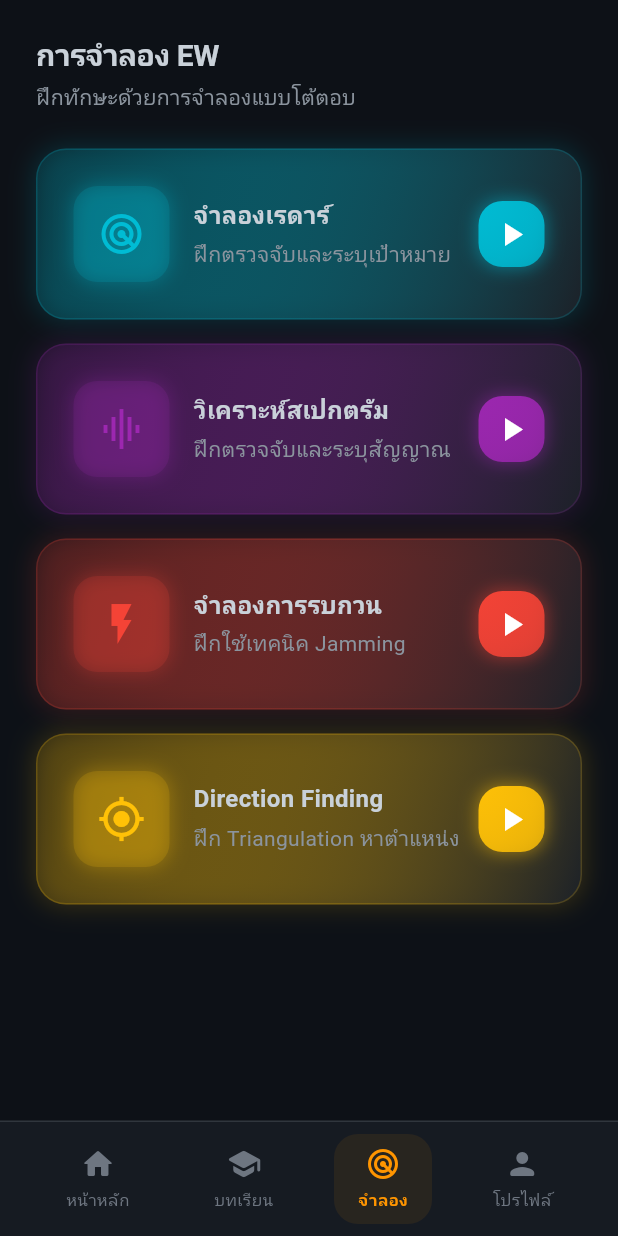
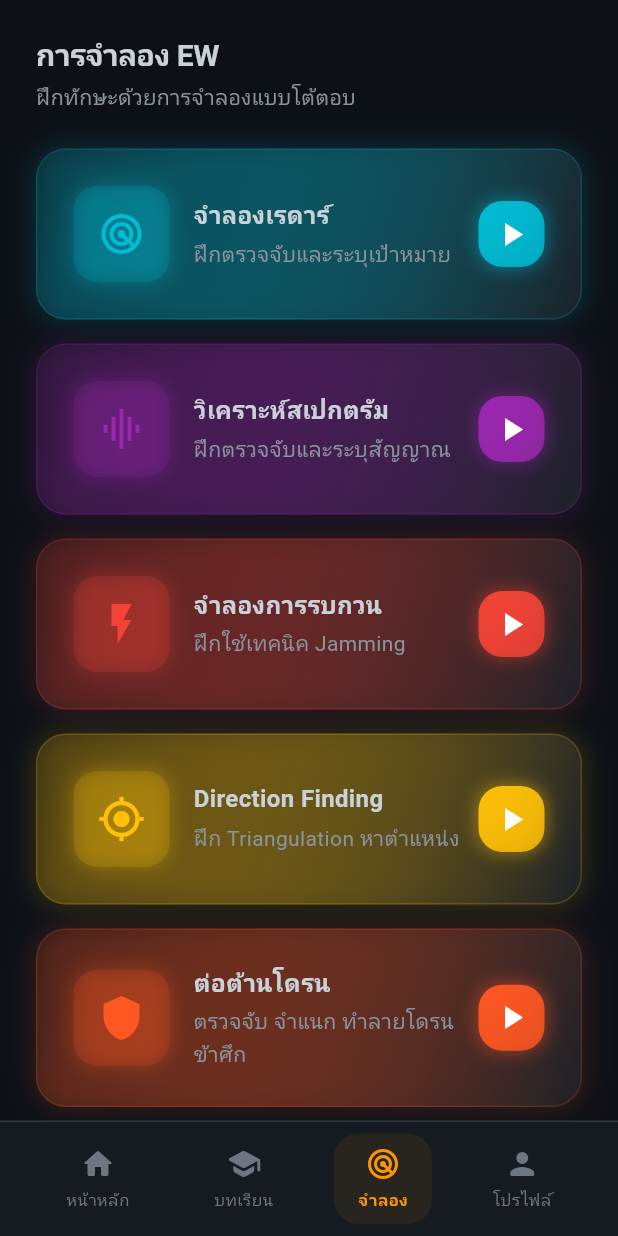
Before and after one commit to saisansan11/signal-nco-ew, a Flutter app: the HomeScreen screen opened directly, item 3 of the bottom bar chosen, on a phone screen of 412 x 824 dp. Run offline on Flutter 3.47's test engine with Material 3 defaults, Android fonts, the phone set to English and light mode, and no system bars; drawn by our look-alikes of flutter_animate; our stand-ins replace audioplayers, cloud_firestore, confetti, firebase_auth, firebase_core, flutter_map and 7 more; accounts and stored records are empty; Roboto replaces fonts that are missing (Sarabun).

Commit message:
feat(anti-drone): add drone sim to simulations tab menu
Co-Authored-By: Claude Opus 4.6 <noreply@anthropic.com>

```diff
--- a/lib/screens/home/home_screen.dart
+++ b/lib/screens/home/home_screen.dart
@@ -8,6 +8,7 @@ import '../../models/curriculum_models.dart';
 import '../../models/progress_models.dart';
 import '../../services/progress_service.dart';
 import '../interactive/df_sim_screen.dart';
+import '../interactive/drone_sim_screen.dart';
 import '../interactive/jamming_sim_screen.dart';
 import '../interactive/radar_sim_screen.dart';
 import '../interactive/spectrum_sim_screen.dart';
@@ -1130,6 +1131,13 @@ class _SimulationsTab extends StatelessWidget {
         color: AppColors.esColor,
         screen: const DFSimScreen(),
       ),
+      _SimulationItem(
+        icon: Icons.shield,
+        title: 'ต่อต้านโดรน',
+        subtitle: 'ตรวจจับ จำแนก ทำลายโดรนข้าศึก',
+        color: AppColors.droneColor,
+        screen: const DroneSimScreen(),
+      ),
     ];
 
     return SafeArea(
```
